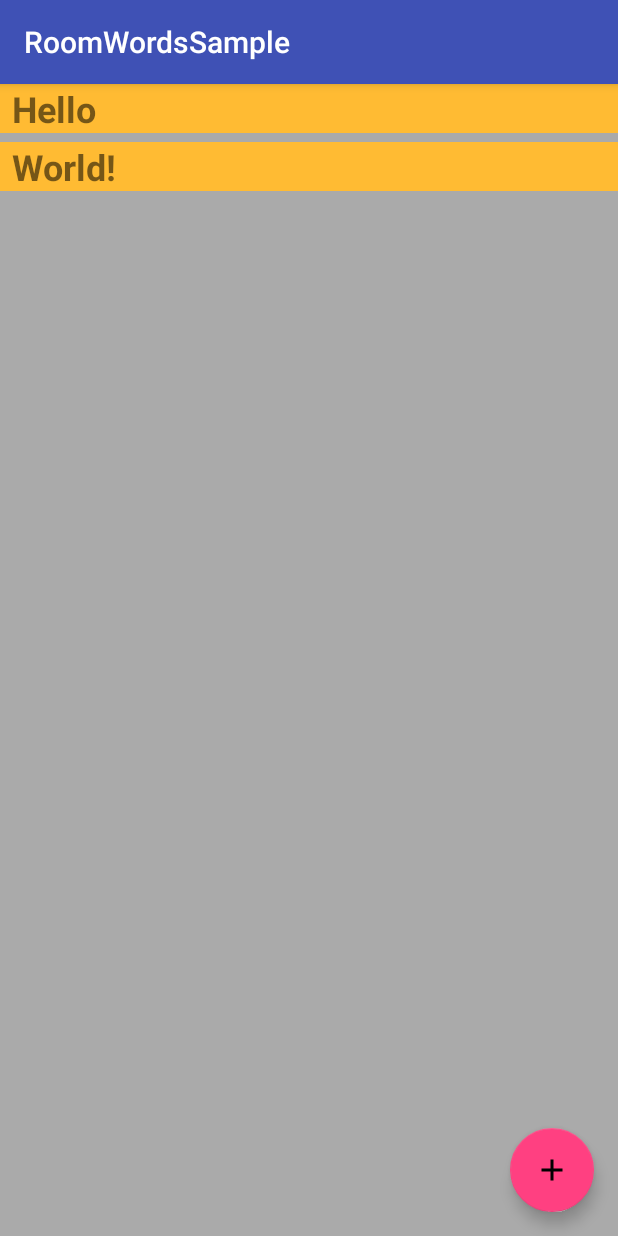
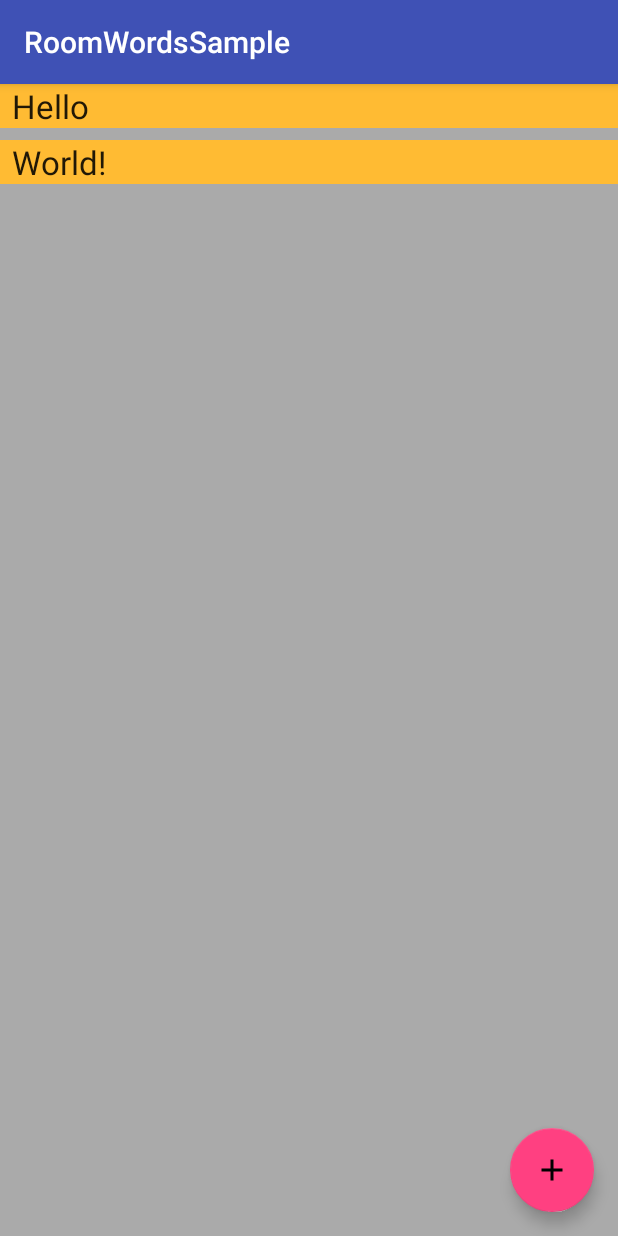
Before and after one commit to android/codelab-android-room-with-a-view, an Android app: the screen it shows after launch (MainActivity), on a phone screen of 412 x 824 dp. Run offline under Robolectric (Android 15) with nearby library versions, the phone set to English and light mode, and no system bars; our stand-ins replace Room's generated code.

Commit message:
Updating the codelab with latest APIs

```diff
--- a/app/src/main/AndroidManifest.xml
+++ b/app/src/main/AndroidManifest.xml
@@ -9,10 +9,7 @@
         android:roundIcon="@mipmap/ic_launcher_round"
         android:supportsRtl="true"
         android:theme="@style/AppTheme">
-        <activity
-            android:name=".MainActivity"
-            android:label="@string/app_name"
-            android:theme="@style/AppTheme.NoActionBar">
+        <activity android:name=".MainActivity">
             <intent-filter>
                 <action android:name="android.intent.action.MAIN" />
 
--- a/app/src/main/java/com/example/android/roomwordssample/MainActivity.kt
+++ b/app/src/main/java/com/example/android/roomwordssample/MainActivity.kt
@@ -36,9 +36,6 @@ class MainActivity : AppCompatActivity() {
     override fun onCreate(savedInstanceState: Bundle?) {
         super.onCreate(savedInstanceState)
         setContentView(R.layout.activity_main)
-
-        val toolbar = findViewById<Toolbar>(R.id.toolbar)
-        setSupportActionBar(toolbar)
 
         val recyclerView = findViewById<RecyclerView>(R.id.recyclerview)
         val adapter = WordListAdapter(this)
--- a/app/src/main/java/com/example/android/roomwordssample/WordDao.kt
+++ b/app/src/main/java/com/example/android/roomwordssample/WordDao.kt
@@ -43,8 +43,8 @@ interface WordDao {
     fun getAlphabetizedWords(): LiveData<List<Word>>
 
     @Insert(onConflict = OnConflictStrategy.IGNORE)
-    fun insert(word: Word)
+    suspend fun insert(word: Word)
 
     @Query("DELETE FROM word_table")
-    fun deleteAll()
+    suspend fun deleteAll()
 }
--- a/app/src/main/java/com/example/android/roomwordssample/WordRepository.kt
+++ b/app/src/main/java/com/example/android/roomwordssample/WordRepository.kt
@@ -32,8 +32,6 @@ class WordRepository(private val wordDao: WordDao) {
     // suspend function so the caller methods know this.
     // Like this, Room ensures that you're not doing any long running operations on the main
     // thread, blocking the UI.
-    @Suppress("RedundantSuspendModifier")
-    @WorkerThread
     suspend fun insert(word: Word) {
         wordDao.insert(word)
     }
--- a/app/src/main/java/com/example/android/roomwordssample/WordRoomDatabase.kt
+++ b/app/src/main/java/com/example/android/roomwordssample/WordRoomDatabase.kt
@@ -50,9 +50,6 @@ abstract class WordRoomDatabase : RoomDatabase() {
                         WordRoomDatabase::class.java,
                         "word_database"
                 )
-                        // Wipes and rebuilds instead of migrating if no Migration object.
-                        // Migration is not part of this codelab.
-                        .fallbackToDestructiveMigration()
                         .addCallback(WordDatabaseCallback(scope))
                         .build()
                 INSTANCE = instance
@@ -84,7 +81,7 @@ abstract class WordRoomDatabase : RoomDatabase() {
          * Populate the database in a new coroutine.
          * If you want to start with more words, just add them.
          */
-        fun populateDatabase(wordDao: WordDao) {
+        suspend fun populateDatabase(wordDao: WordDao) {
             // Start the app with a clean database every time.
             // Not needed if you only populate on creation.
             wordDao.deleteAll()
--- a/app/src/main/java/com/example/android/roomwordssample/WordViewModel.kt
+++ b/app/src/main/java/com/example/android/roomwordssample/WordViewModel.kt
@@ -19,47 +19,33 @@ package com.example.android.roomwordssample
 import android.app.Application
 import androidx.lifecycle.AndroidViewModel
 import androidx.lifecycle.LiveData
-import kotlinx.coroutines.CoroutineScope
-import kotlinx.coroutines.Dispatchers
-import kotlinx.coroutines.Job
+import androidx.lifecycle.viewModelScope
 import kotlinx.coroutines.launch
-import kotlin.coroutines.CoroutineContext
 
 /**
  * View Model to keep a reference to the word repository and
  * an up-to-date list of all words.
  */
-
 class WordViewModel(application: Application) : AndroidViewModel(application) {
 
-    private var parentJob = Job()
-    // By default all the coroutines launched in this scope should be using the Main dispatcher
-    private val coroutineContext: CoroutineContext
-        get() = parentJob + Dispatchers.Main
-    private val scope = CoroutineScope(coroutineContext)
-
+    // The ViewModel maintains a reference to the repository to get data.
     private val repository: WordRepository
-    // Using LiveData and caching what getAlphabetizedWords returns has several benefits:
-    // - We can put an observer on the data (instead of polling for changes) and only update the
-    //   the UI when the data actually changes.
-    // - Repository is completely separated from the UI through the ViewModel.
+    // LiveData gives us updated words when they change.
     val allWords: LiveData<List<Word>>
 
     init {
-        val wordsDao = WordRoomDatabase.getDatabase(application, scope).wordDao()
+        // Gets reference to WordDao from WordRoomDatabase to construct
+        // the correct WordRepository.
+        val wordsDao = WordRoomDatabase.getDatabase(application, viewModelScope).wordDao()
         repository = WordRepository(wordsDao)
         allWords = repository.allWords
     }
 
-    /**
-     * Launching a new coroutine to insert the data in a non-blocking way
-     */
-    fun insert(word: Word) = scope.launch(Dispatchers.IO) {
+    // The implementation of insert() is completely hidden from the UI.
+    // We don't want insert to block the main thread, so we’re launching a new
+    // coroutine. ViewModels have a coroutine scope based on their lifecycle called
+    // viewModelScope which we can use here.
+    fun insert(word: Word) = viewModelScope.launch {
         repository.insert(word)
     }
-
-    override fun onCleared() {
-        super.onCleared()
-        parentJob.cancel()
-    }
 }
--- a/app/src/main/res/layout/activity_main.xml
+++ b/app/src/main/res/layout/activity_main.xml
@@ -18,36 +18,31 @@ limitations under the License. -->
 Want to minimize unrelated busy work where students just remove code.
 So, we are leaving the template code in. -->
 
-<androidx.coordinatorlayout.widget.CoordinatorLayout
+<androidx.constraintlayout.widget.ConstraintLayout
     xmlns:android="http://schemas.android.com/apk/res/android"
     xmlns:app="http://schemas.android.com/apk/res-auto"
     xmlns:tools="http://schemas.android.com/tools"
     android:layout_width="match_parent"
-    android:layout_height="match_parent"
-    tools:context="com.example.android.roomwordssample.MainActivity">
+    android:layout_height="match_parent">
 
-    <com.google.android.material.appbar.AppBarLayout
-        android:layout_width="match_parent"
-        android:layout_height="wrap_content"
-        android:theme="@style/AppTheme.AppBarOverlay">
-
-        <androidx.appcompat.widget.Toolbar
-            android:id="@+id/toolbar"
-            android:layout_width="match_parent"
-            android:layout_height="?attr/actionBarSize"
-            android:background="?attr/colorPrimary"
-            app:popupTheme="@style/AppTheme.PopupOverlay"/>
-
-    </com.google.android.material.appbar.AppBarLayout>
-
-    <include layout="@layout/content_main"/>
+    <androidx.recyclerview.widget.RecyclerView
+        android:id="@+id/recyclerview"
+        android:layout_width="0dp"
+        android:layout_height="0dp"
+        android:background="@android:color/darker_gray"
+        tools:listitem="@layout/recyclerview_item"
+        app:layout_constraintBottom_toBottomOf="parent"
+        app:layout_constraintLeft_toLeftOf="parent"
+        app:layout_constraintRight_toRightOf="parent"
+        app:layout_constraintTop_toTopOf="parent" />
 
     <com.google.android.material.floatingactionbutton.FloatingActionButton
         android:id="@+id/fab"
+        app:layout_constraintBottom_toBottomOf="parent"
+        app:layout_constraintEnd_toEndOf="parent"
+        android:src="@drawable/ic_add_black_24dp"
         android:layout_width="wrap_content"
         android:layout_height="wrap_content"
-        android:layout_gravity="bottom|end"
-        android:layout_margin="@dimen/fab_margin"
-        android:src="@drawable/ic_add_black_24dp"/>
+        android:layout_margin="16dp" />
 
-</androidx.coordinatorlayout.widget.CoordinatorLayout>
+</androidx.constraintlayout.widget.ConstraintLayout>
--- a/app/src/main/res/values/styles.xml
+++ b/app/src/main/res/values/styles.xml
@@ -22,25 +22,14 @@ limitations under the License. -->
         <item name="colorAccent">@color/colorAccent</item>
     </style>
 
-    <style name="AppTheme.NoActionBar">
-        <item name="windowActionBar">false</item>
-        <item name="windowNoTitle">true</item>
-    </style>
-
-    <style name="AppTheme.AppBarOverlay" parent="ThemeOverlay.AppCompat.Dark.ActionBar" />
-
-    <style name="AppTheme.PopupOverlay" parent="ThemeOverlay.AppCompat.Light" />
-
     <!-- The default font for RecyclerView items is too small.
     The margin is a simple delimiter between the words. -->
     <style name="word_title">
         <item name="android:layout_width">match_parent</item>
-        <item name="android:layout_height">26dp</item>
-        <item name="android:textSize">24sp</item>
-        <item name="android:textStyle">bold</item>
-        <item name="android:layout_marginBottom">6dp</item>
+        <item name="android:layout_marginBottom">8dp</item>
         <item name="android:paddingLeft">8dp</item>
+        <item name="android:background">@android:color/holo_orange_light</item>
+        <item name="android:textAppearance">@android:style/TextAppearance.Large</item>
     </style>
 
-
 </resources>
--- a/build.gradle
+++ b/build.gradle
@@ -28,8 +28,10 @@ task clean(type: Delete) {
 }
 
 ext {
-    roomVersion = '2.2.0-beta01'
-    archLifecycleVersion = '2.2.0-alpha03'
+    roomVersion = '2.2.0-rc01'
+    archLifecycleVersion = '2.2.0-alpha05'
+    androidxArchVersion = '2.1.0-rc01'
     coreTestingVersion = "2.1.0-rc01"
     coroutines = '1.2.0'
+    materialVersion = "1.0.0"
 }
```
Also changed, not shown: app/build.gradle (+15 -6 lines), 1 other file.
